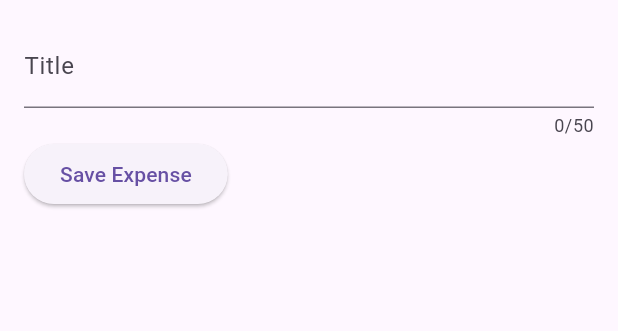
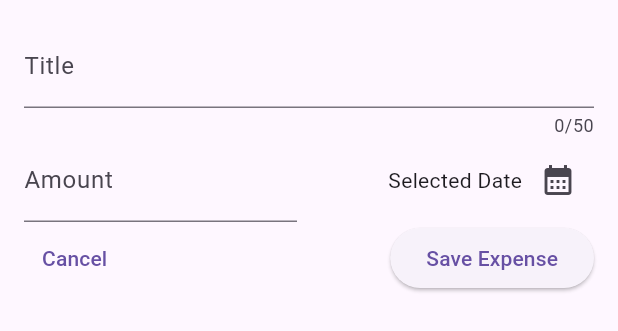
Before and after one commit to haitaa/Flutter, a Flutter app: the NewExpense widget shown alone on an empty page, opened directly, on a phone screen of 412 x 824 dp. Shown: the top 331 px of the screen. Run offline on Flutter 3.47's test engine with Material 3 defaults, Android fonts, the phone set to English and light mode, and no system bars; our stand-ins replace google_fonts.

Commit message:
Showing a Date Picker

```diff
--- a/expenses_app/lib/widgets/new_expense.dart
+++ b/expenses_app/lib/widgets/new_expense.dart
@@ -10,10 +10,26 @@ class NewExpense extends StatefulWidget {
 }
 
 class _NewExpenseState extends State<NewExpense> {
-  var _enteredTitle = '';
+  final _titleController = TextEditingController();
+  final _amountController = TextEditingController();
 
-  void _saveTitleInput(String inputValue) {
-    _enteredTitle = inputValue;
+  void _presentDatePicker() {
+    final now = DateTime.now();
+    final firstDate = DateTime(now.year - 1, now.month, now.day);
+
+    showDatePicker(
+      context: context,
+      initialDate: now,
+      firstDate: firstDate,
+      lastDate: now,
+    );
+  }
+
+  @override
+  void dispose() {
+    _titleController.dispose();
+    _amountController.dispose();
+    super.dispose();
   }
 
   @override
@@ -23,7 +39,7 @@ class _NewExpenseState extends State<NewExpense> {
       child: Column(
         children: [
           TextField(
-            onChanged: _saveTitleInput,
+            controller: _titleController,
             maxLength: 50,
             keyboardType: TextInputType.name,
             decoration: const InputDecoration(
@@ -32,11 +48,47 @@ class _NewExpenseState extends State<NewExpense> {
           ),
           Row(
             children: [
+              Expanded(
+                child: TextField(
+                  controller: _amountController,
+                  keyboardType: TextInputType.number,
+                  decoration: const InputDecoration(
+                    prefixText: '\$ ',
+                    label: Text('Amount'),
+                  ),
+                ),
+              ),
+              const SizedBox(
+                width: 16,
+              ),
+              Expanded(
+                child: Row(
+                  mainAxisAlignment: MainAxisAlignment.end,
+                  crossAxisAlignment: CrossAxisAlignment.center,
+                  children: [
+                    const Text('Selected Date'),
+                    IconButton(
+                        onPressed: _presentDatePicker,
+                        icon: const Icon(Icons.calendar_month))
+                  ],
+                ),
+              )
+            ],
+          ),
+          Row(
+            children: [
+              TextButton(
+                  onPressed: () {
+                    Navigator.pop(context);
+                  },
+                  child: const Text('Cancel')),
+              const Spacer(),
               ElevatedButton(
                   onPressed: () {
-                    print(_enteredTitle);
+                    print(_amountController.text);
+                    print(_titleController.text);
                   },
-                  child: const Text('Save Expense'))
+                  child: const Text('Save Expense')),
             ],
           ),
         ],
```
